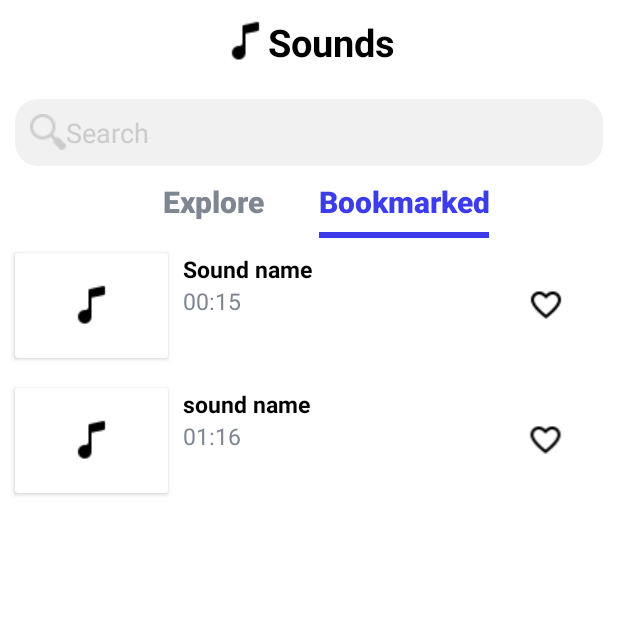
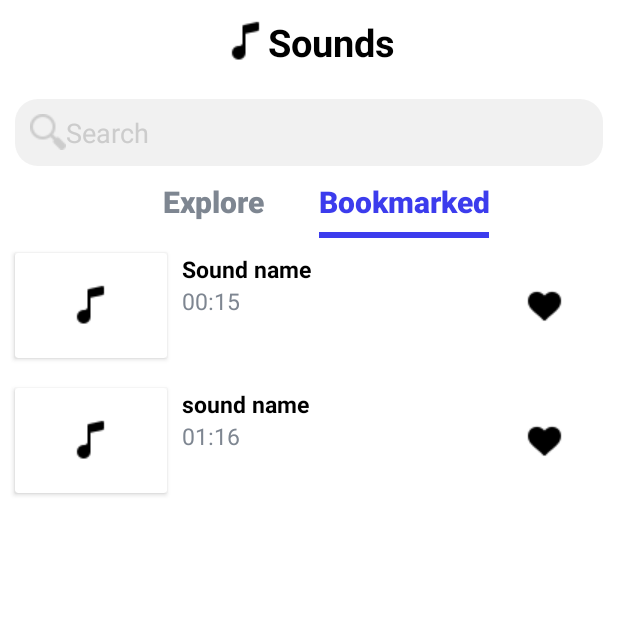
Before and after one commit to alisha-budhathoki/tiktokclone, an Android app: the SoundActivity screen opened directly, with no data from a screen before it, tab 2 chosen, on a phone screen of 412 x 824 dp, the top half of it. Run offline under Robolectric (Android 15) with nearby library versions, the light colour scheme and no system bars.

Commit message:
react color change added

```diff
--- a/app/src/main/java/com/halfwaiter/lol/activities/SoundActivity.java
+++ b/app/src/main/java/com/halfwaiter/lol/activities/SoundActivity.java
@@ -48,22 +48,22 @@ public class SoundActivity extends AppCompatActivity {
 
         viewPagerSound.setAdapter(adapter);
         tabLayout.setupWithViewPager(viewPagerSound);
-        viewPagerSound.addOnPageChangeListener(new ViewPager.OnPageChangeListener() {
-            @Override
-            public void onPageScrolled(int i, float v, int i1) {
-                System.out.println("dklnsjkd");
-            }
-
-            @Override
-            public void onPageSelected(int i) {
-                System.out.println("dnsbshjsd");
-            }
-
-            @Override
-            public void onPageScrollStateChanged(int i) {
-                System.out.println("nsvhv");
-            }
-        });
+//        viewPagerSound.addOnPageChangeListener(new ViewPager.OnPageChangeListener() {
+//            @Override
+//            public void onPageScrolled(int i, float v, int i1) {
+//                System.out.println("dklnsjkd");
+//            }
+//
+//            @Override
+//            public void onPageSelected(int i) {
+//                System.out.println("dnsbshjsd");
+//            }
+//
+//            @Override
+//            public void onPageScrollStateChanged(int i) {
+//                System.out.println("nsvhv");
+//            }
+//        });
         wrapTabIndicatorToTitle(tabLayout, 100, 10);
 
     }
--- a/app/src/main/java/com/halfwaiter/lol/adapter/ExploreAdapter.java
+++ b/app/src/main/java/com/halfwaiter/lol/adapter/ExploreAdapter.java
@@ -1,6 +1,7 @@
 package com.halfwaiter.lol.adapter;
 
 import android.content.Context;
+import android.graphics.Color;
 import android.view.LayoutInflater;
 import android.view.View;
 import android.view.ViewGroup;
@@ -19,6 +20,7 @@ import java.util.List;
 public class ExploreAdapter extends RecyclerView.Adapter<ExploreAdapter.MyViewHolder>{
     List<ExploreModel> mList;
     Context context;
+    Boolean isLiked = false;
 
     public ExploreAdapter(Context context, List<ExploreModel> mList){
         this.context = context;
@@ -38,6 +40,20 @@ public class ExploreAdapter extends RecyclerView.Adapter<ExploreAdapter.MyViewHo
         final ExploreModel exploreModel =mList.get(position);
         holder.soundExploreLength.setText(exploreModel.getSoundLength());
         holder.soundExploreName.setText(exploreModel.getSoundName());
+        holder.reactExplore.setOnClickListener(new View.OnClickListener() {
+            @Override
+            public void onClick(View v) {
+                if (isLiked == false) {
+                    isLiked =true;
+                    holder.reactExplore.setColorFilter(Color.rgb(255, 0, 0));
+                }
+                else {
+                    isLiked = false;
+                    holder.reactExplore.setColorFilter(Color.rgb(0, 0, 0));
+                }
+
+            }
+        });
     }
 
 
@@ -47,11 +63,13 @@ public class ExploreAdapter extends RecyclerView.Adapter<ExploreAdapter.MyViewHo
     }
     public static class MyViewHolder extends RecyclerView.ViewHolder {
         RecyclerView recyclerView;
+        ImageView reactExplore;
         TextView soundExploreLength, soundExploreName;
         public MyViewHolder(View itemView) {
             super(itemView);
             soundExploreLength = itemView.findViewById(R.id.txt_sndlngth_explr);
             soundExploreName = itemView.findViewById(R.id.txt_soundnm_explr);
+            reactExplore = itemView.findViewById(R.id.txt_like_explr);
         }
     }
 }
--- a/app/src/main/res/layout/item_bookmark.xml
+++ b/app/src/main/res/layout/item_bookmark.xml
@@ -76,7 +76,7 @@
             android:layout_weight="0.5"
             android:layout_gravity="center"
             android:layout_marginRight="20dp"
-            android:src="@drawable/ic_love" />
+            android:src="@drawable/icon_love_fill" />
     </LinearLayout>
 
 </androidx.constraintlayout.widget.ConstraintLayout>
--- a/app/src/main/res/layout/item_explore.xml
+++ b/app/src/main/res/layout/item_explore.xml
@@ -76,7 +76,7 @@
             android:layout_weight="0.5"
             android:layout_gravity="center"
             android:layout_marginRight="20dp"
-            android:src="@drawable/ic_love" />
+            android:src="@drawable/icon_love_fill" />
     </LinearLayout>
 
 </androidx.constraintlayout.widget.ConstraintLayout>
```
Also changed, not shown: app/src/main/java/com/halfwaiter/lol/adapter/BookmarkedAdapter.java (+10 -1 lines), app/src/main/java/com/halfwaiter/lol/adapter/HomeAdapter.java (+39 -20 lines), app/src/main/res/layout/activity_home.xml (+5 -4 lines), app/src/main/res/layout/item_home.xml (+12 -3 lines), app/src/main/res/drawable-v24/icon_love_fill.png (added).
